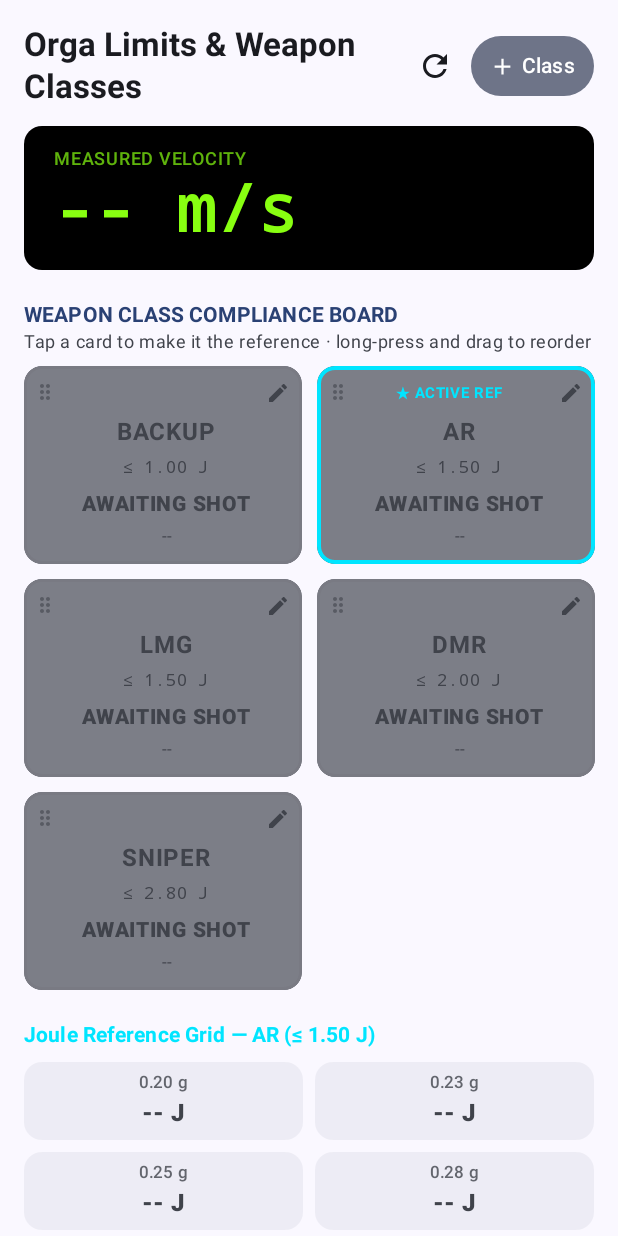
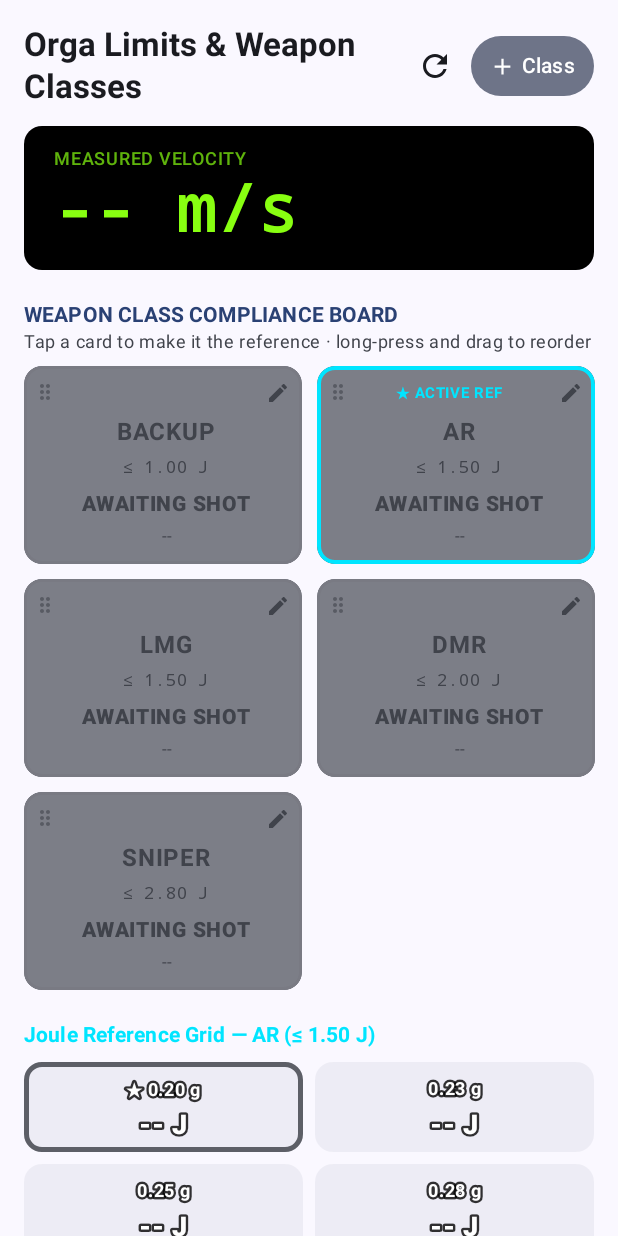
Before and after one commit to Rec0iL/ChronoMate, an Android app built with Jetpack Compose: the composable OrgaChronoScreen shown on its own in the app's theme, on a phone screen of 412 x 824 dp. Run offline under Robolectric (Android 15) with nearby library versions, the phone set to English and light mode, and no system bars.

Commit message:
Review fixes: readable Joule grid that picks the weight, sortable custom weights
- Joule grid numbers are white with a dark outline (red text on red
  tiles was unreadable)
- The grid shows the same weights as the Dashboard chips; the selected
  weight has a star and a thick border, tapping a tile selects it
- Custom weights get up / down buttons; the chips follow that order

Co-Authored-By: Claude Opus 5.5 <noreply@anthropic.com>

```diff
--- a/app/src/main/java/com/example/chronomate/ui/screens/OrgaChronoScreen.kt
+++ b/app/src/main/java/com/example/chronomate/ui/screens/OrgaChronoScreen.kt
@@ -49,7 +49,8 @@ import androidx.compose.ui.zIndex
 import com.example.chronomate.R
 import com.example.chronomate.model.ChronoData
 import com.example.chronomate.model.Compliance
-import com.example.chronomate.model.STANDARD_BB_WEIGHTS
+import com.example.chronomate.model.availableWeights
+import com.example.chronomate.model.sameWeight
 import com.example.chronomate.model.WeaponClass
 import com.example.chronomate.model.activeWeaponClass
 import com.example.chronomate.model.complianceOf
@@ -150,15 +151,25 @@ fun OrgaChronoScreen(data: ChronoData, viewModel: ChronoViewModel) {
             color = if (isDark) ActiveAccentDark else ActiveAccentLight
         )
         Spacer(Modifier.height(8.dp))
-        val weightItems = STANDARD_BB_WEIGHTS.map { it to "%.2f g".format(it) }
+        // Same list as the Dashboard chips; tap a tile to make it the weight shots are judged with.
+        val options = data.availableWeights()
+        val weightItems = options.map { it.weight to if (it.isCustom) it.label else "%.2f g".format(it.weight) }
         val maxGrams = maxWeightGrams(limit, latestVelocity)
-        val practical = STANDARD_BB_WEIGHTS.lastOrNull { it <= maxGrams } ?: 0f
+        val practical = options.map { it.weight }.filter { it <= maxGrams }.maxOrNull() ?: 0f
         JouleGridStatic(
             velocity = latestVelocity,
             weights = weightItems,
             practicalWeight = practical,
             columns = if (isLandscape) 5 else 2,
-            isDark = isDark
+            isDark = isDark,
+            selectedWeight = data.selectedWeight,
+            onSelect = { viewModel.setWeight(it) }
+        )
+        Spacer(Modifier.height(6.dp))
+        Text(
+            stringResource(R.string.joule_grid_hint),
+            style = MaterialTheme.typography.bodySmall,
+            color = MaterialTheme.colorScheme.onSurfaceVariant
         )
         Spacer(Modifier.height(32.dp))
     }
@@ -513,8 +524,21 @@ private fun WeaponClassDialog(
     }
 }
 
+/**
+ * Joule reference grid. Shows the same weights as the Dashboard chips; the selected weight (the one
+ * shots and the over-limit check use) has a star and a thick border, and tapping a tile selects it.
+ * Numbers are white with a dark outline so they stay readable on red, orange and green.
+ */
 @Composable
-fun JouleGridStatic(velocity: Float, weights: List<Pair<Float, String>>, practicalWeight: Float, columns: Int, isDark: Boolean) {
+fun JouleGridStatic(
+    velocity: Float,
+    weights: List<Pair<Float, String>>,
+    practicalWeight: Float,
+    columns: Int,
+    isDark: Boolean,
+    selectedWeight: Float? = null,
+    onSelect: ((Float) -> Unit)? = null
+) {
     val rows = weights.chunked(columns)
 
     Column(verticalArrangement = Arrangement.spacedBy(8.dp)) {
@@ -522,41 +546,37 @@ fun JouleGridStatic(velocity: Float, weights: List<Pair<Float, String>>, practic
             Row(horizontalArrangement = Arrangement.spacedBy(8.dp)) {
                 rowWeights.forEach { (weight, label) ->
                     val energy = 0.5f * (weight / 1000f) * velocity.pow(2)
+                    val selected = selectedWeight != null && sameWeight(weight, selectedWeight)
 
-                    val (bgColor, contentColor) = when {
-                        velocity <= 0f -> {
-                            MaterialTheme.colorScheme.surfaceVariant.copy(alpha = 0.5f) to
-                                (if (isDark) MaterialTheme.colorScheme.onSurfaceVariant else Color.Black)
-                        }
-                        weight < practicalWeight -> {
-                            if (isDark) Color(0xFF1B5E20) to Color(0xFF4CAF50)
-                            else Color(0xFF2E7D32) to Color.White
-                        }
-                        weight == practicalWeight -> {
-                            if (isDark) Color(0xFFE65100) to Color(0xFFFFEB3B)
-                            else Color(0xFFEF6C00) to Color.White
-                        }
-                        else -> {
-                            if (isDark) Color(0xFFB71C1C) to Color(0xFFF44336)
-                            else Color(0xFFC62828) to Color.White
-                        }
+                    val (bgColor, borderColor) = when {
+                        velocity <= 0f -> MaterialTheme.colorScheme.surfaceVariant.copy(alpha = 0.5f) to MaterialTheme.colorScheme.outline
+                        weight < practicalWeight -> Color(0xFF2E7D32) to Color(0xFF88FF11)
+                        weight == practicalWeight -> Color(0xFFE65100) to Color(0xFFFFCC80)
+                        else -> Color(0xFFB71C1C) to Color(0xFFFF8A80)
                     }
 
                     Card(
-                        modifier = Modifier.weight(1f),
-                        colors = CardDefaults.cardColors(containerColor = bgColor)
+                        modifier = Modifier
+                            .weight(1f)
+                            .then(if (onSelect != null) Modifier.clickable { onSelect(weight) } else Modifier),
+                        colors = CardDefaults.cardColors(containerColor = bgColor),
+                        border = if (selected) BorderStroke(3.dp, borderColor) else null
                     ) {
                         Column(
                             modifier = Modifier.fillMaxWidth().padding(6.dp),
                             horizontalAlignment = Alignment.CenterHorizontally
                         ) {
-                            Text(label, style = MaterialTheme.typography.labelSmall, color = contentColor.copy(alpha = 0.8f), maxLines = 1)
-                            Text(
+                            OutlinedText(
+                                if (selected) "★ $label" else label,
+                                fontSize = 12.sp,
+                                fontWeight = FontWeight.Bold,
+                                dim = velocity <= 0f && !isDark
+                            )
+                            OutlinedText(
                                 if (velocity > 0f) "%.2f J".format(energy) else "-- J",
-                                style = MaterialTheme.typography.titleMedium,
+                                fontSize = 18.sp,
                                 fontWeight = FontWeight.Black,
-                                color = contentColor,
-                                maxLines = 1
+                                dim = velocity <= 0f && !isDark
                             )
                         }
                     }
@@ -568,3 +588,19 @@ fun JouleGridStatic(velocity: Float, weights: List<Pair<Float, String>>, practic
         }
     }
 }
+
+/** White text with a dark outline (dark text on the light, empty tiles). */
+@Composable
+private fun OutlinedText(text: String, fontSize: androidx.compose.ui.unit.TextUnit, fontWeight: FontWeight, dim: Boolean) {
+    if (dim) {
+        Text(text, fontSize = fontSize, fontWeight = fontWeight, color = Color(0xFF263238), maxLines = 1)
+        return
+    }
+    Box(contentAlignment = Alignment.Center) {
+        Text(
+            text, fontSize = fontSize, fontWeight = fontWeight, maxLines = 1, color = Color(0xCC000000),
+            style = LocalTextStyle.current.copy(drawStyle = androidx.compose.ui.graphics.drawscope.Stroke(width = 5f, join = androidx.compose.ui.graphics.StrokeJoin.Round))
+        )
+        Text(text, fontSize = fontSize, fontWeight = fontWeight, maxLines = 1, color = Color.White)
+    }
+}
--- a/app/src/main/res/values/strings.xml
+++ b/app/src/main/res/values/strings.xml
@@ -241,4 +241,7 @@
     <string name="ballistic_mode_pcp">PCP airgun (pellet &amp; slug)</string>
     <string name="show_imperial">Also show imperial units (fps, ft-lb, grains, yards)</string>
     <string name="stat_wind_drift">Wind drift</string>
+    <string name="joule_grid_hint">★ = selected weight (used for shots and the over-limit warning) · tap a tile to select it</string>
+    <string name="move_up">Move up</string>
+    <string name="move_down">Move down</string>
 </resources>
```
Also changed, not shown: app/src/main/java/com/example/chronomate/ui/screens/SettingsScreen.kt (+12 -2 lines), app/src/main/java/com/example/chronomate/viewmodel/ChronoViewModel.kt (+9 -0 lines), 1 other file.
